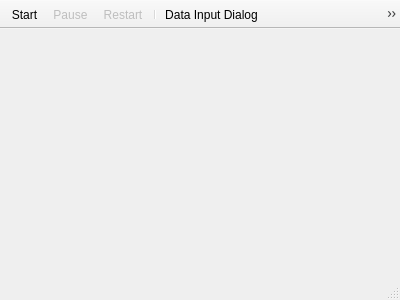
This is DACUSN/mainwindow.ui in Gresthorn/DACUSN as Qt 5 draws it before an edit. The edited form follows.
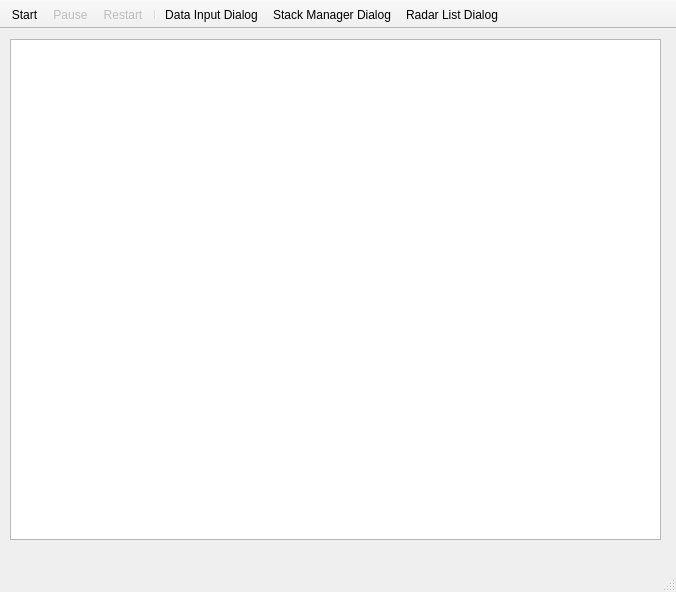
This is the edited form. Icons and pictures are not drawn.

Commit message: Graphics scene added and tested on input files. Very nice results. Rendering takes around 112us on my Intel i5 2.5GHz. QTimer used to start visualization slot periodically.

Patch:
```diff
--- a/DACUSN/mainwindow.ui
+++ b/DACUSN/mainwindow.ui
@@ -6,14 +6,25 @@
    <rect>
     <x>0</x>
     <y>0</y>
-    <width>400</width>
-    <height>300</height>
+    <width>676</width>
+    <height>592</height>
    </rect>
   </property>
   <property name="windowTitle">
    <string>MainWindow</string>
   </property>
-  <widget class="QWidget" name="centralWidget"/>
+  <widget class="QWidget" name="centralWidget">
+   <widget class="QGraphicsView" name="visualizationView">
+    <property name="geometry">
+     <rect>
+      <x>10</x>
+      <y>10</y>
+      <width>651</width>
+      <height>501</height>
+     </rect>
+    </property>
+   </widget>
+  </widget>
   <widget class="QMenuBar" name="menuBar">
    <property name="geometry">
     <rect>
```
Left out of the diff: 4 changed lines with no effect on the pictures. The commit also changes 19 other files.
